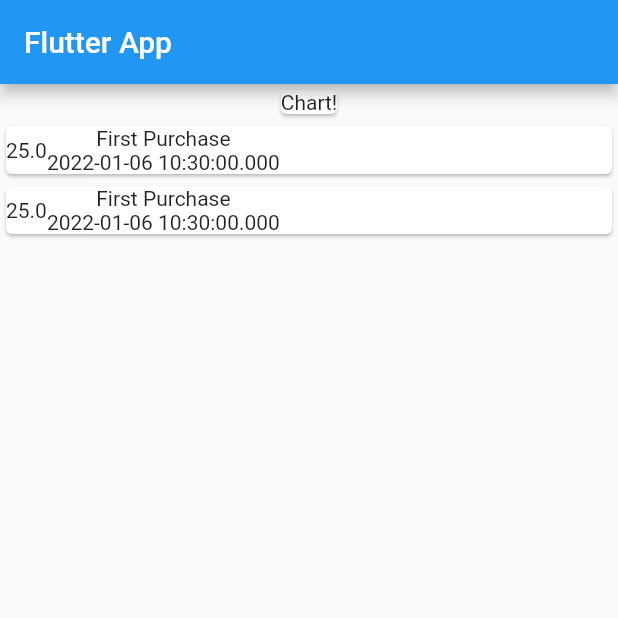
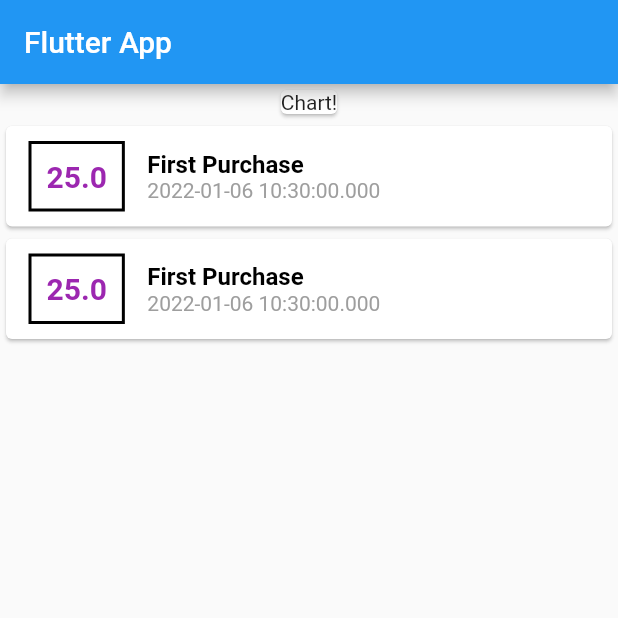
Before and after one commit to aneguzman/flutter-expenses-app, a Flutter app: the screen it shows after launch, on a phone screen of 412 x 824 dp, the top half of it. Run offline on Flutter 3.47's test engine with Material 2 defaults, Android fonts, the phone set to English and light mode, and no system bars.

Commit message:
styling transaction card

```diff
--- a/lib/main.dart
+++ b/lib/main.dart
@@ -39,12 +39,37 @@ class MyHomePage extends StatelessWidget {
                 child: Row(
                   children: <Widget>[
                     Container(
-                      child: Text(tr.amount.toString()),
+                      margin:
+                          EdgeInsets.symmetric(vertical: 10, horizontal: 15),
+                      decoration: BoxDecoration(
+                          border: Border.all(
+                        color: Colors.black,
+                        width: 2,
+                      )),
+                      padding: EdgeInsets.all(10),
+                      child: Text(
+                        tr.amount.toString(),
+                        style: TextStyle(
+                            color: Colors.purple,
+                            fontWeight: FontWeight.bold,
+                            fontSize: 20),
+                      ),
                     ),
                     Column(
+                      crossAxisAlignment: CrossAxisAlignment.start,
                       children: <Widget>[
-                        Text(tr.title),
-                        Text(tr.date.toString())
+                        Text(
+                          tr.title,
+                          style: TextStyle(
+                            fontSize: 16,
+                            color: Colors.black,
+                            fontWeight: FontWeight.bold
+                          ),
+                        ),
+                        Text(
+                          tr.date.toString(),
+                          style: TextStyle(color: Colors.grey, fontSize: 14),
+                        )
                       ],
                     )
                   ],
```
